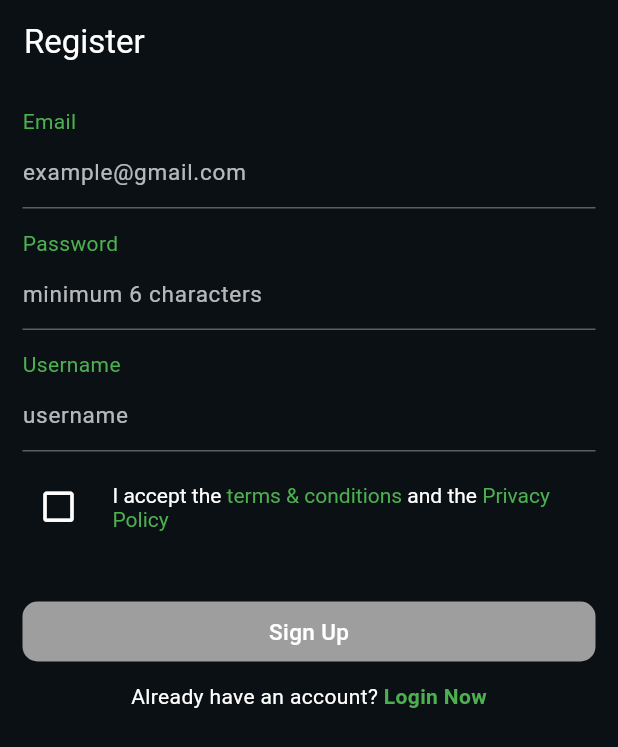
After one commit to Korya25/whatsapp, a Flutter app: the screen it shows after launch, after a tap on "Login with Google", after a tap on "Register Now", on a phone screen of 412 x 824 dp. The commit adds this screen. Shown: the top 747 px of the screen. Run offline on Flutter 3.47's test engine with Material 3 defaults, Android fonts, the phone set to English and light mode, and no system bars; our stand-ins replace cloud_firestore, firebase_auth, firebase_core, flutter_bloc, google_sign_in; accounts and stored records are empty.

Commit message:
register finished

```diff
--- a/lib/fatutres/auth/screens/login/loginButton.dart
+++ b/lib/fatutres/auth/screens/login/loginButton.dart
@@ -6,14 +6,14 @@ import 'package:whatsapp/fatutres/auth/widgets/action_auth_button.dart';
 import 'package:whatsapp/fatutres/auth/widgets/custom_login_google.dart';
 
 class LoginButtons extends StatelessWidget {
-  //final bool isValid;
+  final bool isValid;
   final double spacing;
   final String email;
   final String password;
 
   const LoginButtons({
     super.key,
-    //  required this.isValid,
+    required this.isValid,
     this.spacing = 13,
     required this.email,
     required this.password,
@@ -66,7 +66,7 @@ class LoginButtons extends StatelessWidget {
                         fontWeight: FontWeight.w500,
                       ),
                     ),
-              backgroundColor: Colors.blue,
+              backgroundColor: Colors.blue, isEnabled: isValid,
               //isEnabled: isValid && !isLoading,
             ),
 
--- a/lib/fatutres/auth/screens/login/login_form.dart
+++ b/lib/fatutres/auth/screens/login/login_form.dart
@@ -57,7 +57,7 @@ class _LoginFormState extends State<LoginForm> {
           ),
           // Login Button
           LoginButtons(
-            //  isValid: isValid,
+            isValid: isValid,
             email: emailController.text,
             password: passController.text,
           ),
--- a/lib/fatutres/auth/screens/main/LoginOrRegisterScreen.dart
+++ b/lib/fatutres/auth/screens/main/LoginOrRegisterScreen.dart
@@ -23,7 +23,7 @@ class _LoginOrRegisterScreenState extends State<LoginOrRegisterScreen> {
       body: AnimatedSwitcher(
         duration: Duration(milliseconds: 30),
         child: showLoginPage
-            ? LoginScreen(
+            ? LoginPage(
                 onTap: togglePage,
               )
             : RegisterScreen(
--- /dev/null
+++ b/lib/fatutres/auth/screens/register/register_button.dart
@@ -0,0 +1,74 @@
+import 'package:flutter/material.dart';
+import 'package:flutter_bloc/flutter_bloc.dart';
+import 'package:whatsapp/fatutres/auth/cuibts/auth_cuibt.dart';
+import 'package:whatsapp/fatutres/auth/cuibts/auth_states.dart';
+import 'package:whatsapp/fatutres/auth/widgets/PassResetSuccessMessage.dart';
+import 'package:whatsapp/fatutres/auth/widgets/action_auth_button.dart';
+
+class RegisterButtons extends StatelessWidget {
+  final bool isValid;
+  final bool isLoading;
+  final double spacing;
+  final String email;
+  final String password;
+  final String userName;
+
+  const RegisterButtons({
+    super.key,
+    required this.isValid,
+    required this.isLoading,
+    this.spacing = 0,
+    required this.email,
+    required this.password,
+    required this.userName,
+  });
+
+  @override
+  Widget build(BuildContext context) {
+    final authCubit = context.watch<AuthCubit>();
+
+    return Column(
+      spacing: spacing,
+      children: [
+        BlocBuilder<AuthCubit, AuthState>(
+          builder: (context, state) {
+            if (state is AuthFailureRegister) {
+              return Text(
+                state.errorMessage,
+                textAlign: TextAlign.start,
+                style: TextStyle(color: Colors.red, fontSize: 15),
+              );
+            } else {
+              return Container();
+            }
+          },
+        ),
+        PassResetSuccessMessage(),
+        CustomActionAuthButton(
+          onTap: isValid && !isLoading
+              ? () {
+                  authCubit.registerWithEmail(
+                    email: email,
+                    password: password,
+                    userName: userName,
+                    context: context,
+                  );
+                }
+              : null,
+          title: isLoading
+              ? const CircularProgressIndicator()
+              : Text(
+                  'Sign Up',
+                  style: TextStyle(
+                    color: Colors.white,
+                    fontSize: 15,
+                    fontWeight: FontWeight.w500,
+                  ),
+                ),
+          backgroundColor: isValid ? Colors.green : Colors.grey,
+          isEnabled: isValid && !isLoading,
+        ),
+      ],
+    );
+  }
+}
--- /dev/null
+++ b/lib/fatutres/auth/screens/register/register_fields.dart
@@ -0,0 +1,93 @@
+import 'package:flutter/material.dart';
+import 'package:whatsapp/core/utils/auth_text_form_fiald_validator.dart';
+import 'package:whatsapp/fatutres/auth/widgets/CustomTextFormField.dart';
+
+class RegisterFields extends StatelessWidget {
+  final TextEditingController emailController;
+  final TextEditingController passwordController;
+  final TextEditingController usernameController;
+  final Function validateForm;
+  final double spacing;
+
+  const RegisterFields({
+    super.key,
+    required this.emailController,
+    required this.passwordController,
+    required this.usernameController,
+    required this.validateForm,
+    this.spacing = 0,
+  });
+
+  @override
+  Widget build(BuildContext context) {
+    return Column(
+      spacing: spacing,
+      children: [
+        CustomTextFormField(
+          labelText: 'Email',
+          hintText: 'example@gmail.com',
+          textColor: Colors.white70,
+          textEditingController: emailController,
+          keyboardType: TextInputType.emailAddress,
+          hintStyle: TextStyle(
+            color: Colors.white70,
+            fontSize: 15,
+          ),
+          labelStyle: TextStyle(
+            color: Colors.green,
+          ),
+          validator: AuthValidators.validateEmail,
+          onChanged: (_) => validateForm(),
+          autovalidateMode:
+              AutovalidateMode.onUserInteraction, // تفعيل التحقق التلقائي
+          onSaved: (String? value) {
+            emailController.text = value ?? '';
+          },
+        ),
+        CustomTextFormField(
+          labelText: 'Password',
+          hintText: 'minimum 6 characters',
+          obscureText: true,
+          textColor: Colors.white70,
+          textEditingController: passwordController,
+          keyboardType: TextInputType.visiblePassword,
+          hintStyle: TextStyle(
+            color: Colors.white70,
+            fontSize: 15,
+          ),
+          labelStyle: TextStyle(
+            color: Colors.green,
+          ),
+          validator: AuthValidators.validatePasswordRegister,
+          onChanged: (_) => validateForm(),
+          autovalidateMode:
+              AutovalidateMode.onUserInteraction, // تفعيل التحقق التلقائي
+          onSaved: (String? value) {
+            passwordController.text = value ?? '';
+          },
+        ),
+        CustomTextFormField(
+          labelText: 'Username',
+          hintText: 'username',
+          textColor: Colors.white70,
+          textEditingController: usernameController,
+          keyboardType: TextInputType.name,
+          hintStyle: TextStyle(
+            color: Colors.white70,
+            fontSize: 15,
+          ),
+          labelStyle: TextStyle(
+            color: Colors.green,
+          ),
+          validator: AuthValidators.validateUsername,
+          onChanged: (_) => validateForm(),
+          autovalidateMode:
+              AutovalidateMode.onUserInteraction, // تفعيل التحقق التلقائي
+          onSaved: (String? value) {
+            usernameController.text = value ?? '';
+          },
+        ),
+      ],
+    );
+  }
+}
--- /dev/null
+++ b/lib/fatutres/auth/screens/register/register_form.dart
@@ -0,0 +1,88 @@
+import 'package:flutter/material.dart';
+import 'package:flutter_bloc/flutter_bloc.dart';
+import 'package:whatsapp/fatutres/auth/cuibts/auth_cuibt.dart';
+import 'package:whatsapp/fatutres/auth/cuibts/auth_states.dart';
+import 'package:whatsapp/fatutres/auth/screens/register/register_button.dart';
+import 'package:whatsapp/fatutres/auth/screens/register/terms_and_privicy.dart';
+
+import 'register_fields.dart';
+
+class RegisterForm extends StatefulWidget {
+  const RegisterForm({super.key, required this.onTap});
+
+  final Function() onTap;
+
+  @override
+  State<RegisterForm> createState() => _RegisterFormState();
+}
+
+class _RegisterFormState extends State<RegisterForm> {
+  bool isAccepted = false;
+  bool isValid = false;
+  bool isLoading = false; // حالة التحميل
+
+  final TextEditingController _emailController = TextEditingController();
+  final TextEditingController _passwordController = TextEditingController();
+  final TextEditingController _usernameController = TextEditingController();
+
+  final GlobalKey<FormState> formKey = GlobalKey<FormState>();
+
+  void validateForm() {
+    if (formKey.currentState!.validate() && isAccepted) {
+      setState(() {
+        isValid = true;
+      });
+    } else {
+      setState(() {
+        isValid = false;
+      });
+    }
+  }
+
+  @override
+  Widget build(BuildContext context) {
+    double spacing = 13;
+
+    return Form(
+      key: formKey,
+      child: Column(
+        spacing: spacing,
+        children: [
+          // Register Fields
+          RegisterFields(
+            spacing: spacing,
+            emailController: _emailController,
+            passwordController: _passwordController,
+            usernameController: _usernameController,
+            validateForm: validateForm,
+          ),
+
+          // Terms and Privacy acceptance
+          TermsAndPrivacy(
+            isAccepted: isAccepted,
+            onPressed: () {
+              setState(() {
+                isAccepted = !isAccepted;
+                validateForm(); // Call validateForm() to validate when the user interacts
+              });
+            },
+          ),
+          // Register Buttons with AuthCubit logic
+          BlocBuilder<AuthCubit, AuthState>(
+            builder: (context, state) {
+              isLoading = state is AuthLoading;
+              return RegisterButtons(
+                spacing: spacing,
+                isValid: isValid,
+                isLoading: isLoading,
+                email: _emailController.text,
+                password: _passwordController.text,
+                userName: _usernameController.text,
+              );
+            },
+          ),
+        ],
+      ),
+    );
+  }
+}
--- /dev/null
+++ b/lib/fatutres/auth/screens/register/register_page.dart
@@ -0,0 +1,69 @@
+import 'package:flutter/material.dart';
+import 'package:whatsapp/fatutres/auth/screens/register/register_form.dart';
+
+class RegisterScreen extends StatelessWidget {
+  const RegisterScreen({super.key, required this.onTap});
+
+  final Function() onTap;
+
+  @override
+  Widget build(BuildContext context) {
+    return Scaffold(
+      // AppBar
+      backgroundColor: Color(0xff0b1014),
+      appBar: AppBar(
+        backgroundColor: Color(0xff0b1014),
+        iconTheme: const IconThemeData(color: Colors.white),
+        title: Text(
+          'Register',
+          style: TextStyle(
+            color: Colors.white,
+          ),
+        ),
+      ),
+      body: SafeArea(
+        child: Padding(
+          padding: const EdgeInsets.all(15),
+          child: SingleChildScrollView(
+            child: Column(
+              spacing: 13,
+              children: [
+                // Register Form
+                RegisterForm(onTap: onTap),
+
+                // Footer to Login
+                _buildFooter(context),
+              ],
+            ),
+          ),
+        ),
+      ),
+    );
+  }
+
+  Widget _buildFooter(BuildContext context) {
+    return Row(
+      mainAxisAlignment: MainAxisAlignment.center,
+      children: [
+        const Text(
+          "Already have an account? ",
+          style: TextStyle(
+            color: Colors.white,
+            fontSize: 14,
+          ),
+        ),
+        GestureDetector(
+          onTap: onTap,
+          child: const Text(
+            'Login Now',
+            style: TextStyle(
+              color: Colors.green,
+              fontWeight: FontWeight.bold,
+              fontSize: 14,
+            ),
+          ),
+        ),
+      ],
+    );
+  }
+}
--- /dev/null
+++ b/lib/fatutres/auth/screens/register/terms_and_privicy.dart
@@ -0,0 +1,62 @@
+import 'package:flutter/material.dart';
+
+class TermsAndPrivacy extends StatefulWidget {
+  const TermsAndPrivacy(
+      {super.key, required this.isAccepted, required this.onPressed});
+
+  final bool isAccepted;
+  final Function() onPressed;
+
+  @override
+  State<TermsAndPrivacy> createState() => _TermsAndPrivacyState();
+}
+
+class _TermsAndPrivacyState extends State<TermsAndPrivacy> {
+  @override
+  Widget build(BuildContext context) {
+    return Column(
+      crossAxisAlignment: CrossAxisAlignment.start,
+      children: [
+        Row(
+          mainAxisSize: MainAxisSize.min,
+          children: [
+            IconButton(
+              onPressed: widget.onPressed,
+              icon: Icon(
+                widget.isAccepted
+                    ? Icons.check_box
+                    : Icons.check_box_outline_blank,
+                color: widget.isAccepted ? Colors.green : Colors.white,
+                size: 27,
+              ),
+            ),
+            Expanded(
+              child: TextButton(
+                onPressed: () {},
+                child: RichText(
+                  text: TextSpan(
+                    style: TextStyle(color: Colors.white),
+                    children: [
+                      TextSpan(text: 'I accept the '),
+                      TextSpan(
+                        text: 'terms & conditions',
+                        style: TextStyle(color: Colors.green),
+                      ),
+                      TextSpan(text: ' and the '),
+                      TextSpan(
+                        text: 'Privacy Policy',
+                        style: TextStyle(color: Colors.green),
+                      ),
+                    ],
+                  ),
+                  overflow: TextOverflow.ellipsis,
+                  maxLines: 2,
+                ),
+              ),
+            ),
+          ],
+        ),
+      ],
+    );
+  }
+}
--- /dev/null
+++ b/lib/fatutres/auth/widgets/PassResetSuccessMessage.dart
@@ -0,0 +1,27 @@
+import 'package:flutter/material.dart';
+import 'package:flutter_bloc/flutter_bloc.dart';
+import 'package:whatsapp/fatutres/auth/cuibts/auth_cuibt.dart';
+import 'package:whatsapp/fatutres/auth/cuibts/auth_states.dart';
+
+class PassResetSuccessMessage extends StatelessWidget {
+  const PassResetSuccessMessage({
+    super.key,
+  });
+
+  @override
+  Widget build(BuildContext context) {
+    return BlocBuilder<AuthCubit, AuthState>(
+      builder: (context, state) {
+        if (state is AuthPasswordResetSuccess) {
+          return Text(
+            'Message sent sucssuflu!',
+            textAlign: TextAlign.start,
+            style: TextStyle(color: Colors.green, fontSize: 15),
+          );
+        } else {
+          return Container();
+        }
+      },
+    );
+  }
+}
--- a/lib/fatutres/auth/widgets/action_auth_button.dart
+++ b/lib/fatutres/auth/widgets/action_auth_button.dart
@@ -6,13 +6,13 @@ class CustomActionAuthButton extends StatefulWidget {
     required this.onTap,
     required this.title,
     required this.backgroundColor,
-    // required this.isEnabled,
+    required this.isEnabled,
   });
 
   final Function()? onTap;
   final Widget title;
   final Color backgroundColor;
-  //final bool isEnabled;
+  final bool isEnabled;
 
   @override
   State<CustomActionAuthButton> createState() => _CustomActionAuthButtonState();
@@ -22,15 +22,12 @@ class _CustomActionAuthButtonState extends State<CustomActionAuthButton> {
   @override
   Widget build(BuildContext context) {
     return GestureDetector(
-      onTap: widget.onTap,
-
-      //  onTap: widget.isEnabled ? widget.onTap : null,
+      onTap: widget.isEnabled ? widget.onTap : null,
       child: Container(
         height: 40,
         decoration: BoxDecoration(
           borderRadius: BorderRadius.circular(10),
-          color: Colors.blue,
-          // color: widget.isEnabled ? widget.backgroundColor : Colors.grey,
+          color: widget.isEnabled ? widget.backgroundColor : Colors.grey,
         ),
         child: Center(
           child: widget.title,
```
